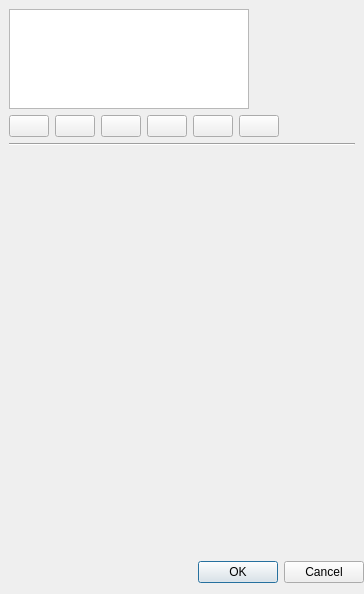
The window that src/ui/qgssymbolv2selectordialogbase.ui (qgis/QGIS) describes before a commit, drawn with Qt 5.
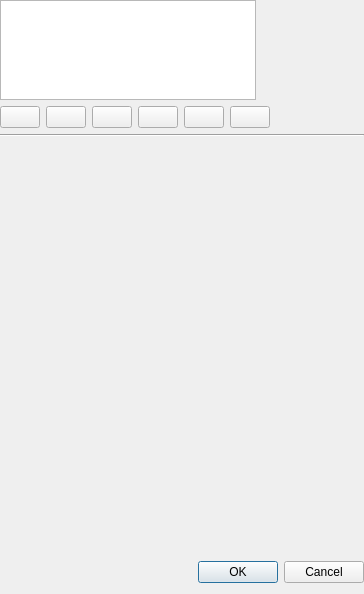
The same window after the commit.

The edit to the form file:
```diff
--- a/src/ui/qgssymbolv2selectordialogbase.ui
+++ b/src/ui/qgssymbolv2selectordialogbase.ui
@@ -37,10 +37,13 @@
         <x>0</x>
         <y>0</y>
         <width>364</width>
-        <height>552</height>
+        <height>556</height>
        </rect>
       </property>
       <layout class="QGridLayout" name="gridLayout">
+       <property name="margin">
+        <number>0</number>
+       </property>
        <item row="0" column="0">
         <layout class="QHBoxLayout" name="horizontalLayout">
          <item>
```
Left out of the diff: 2 changed lines with no effect on the pictures.
